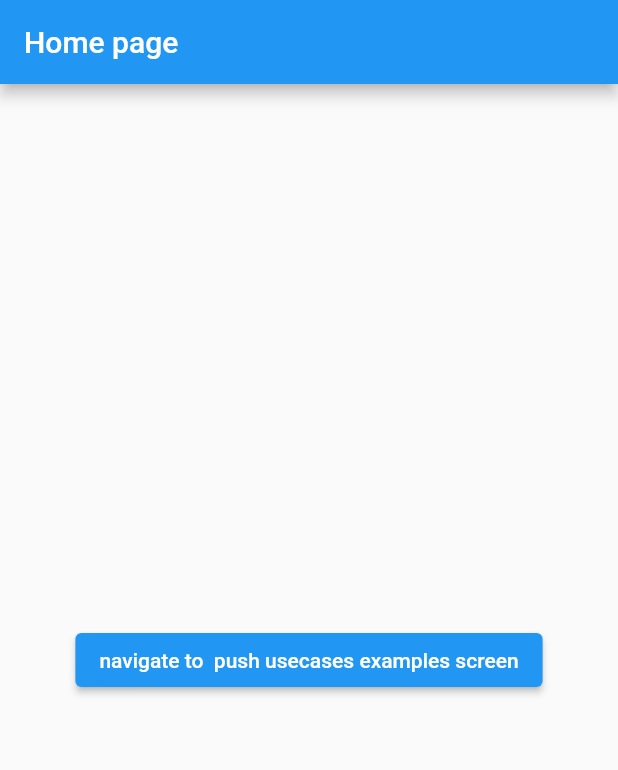
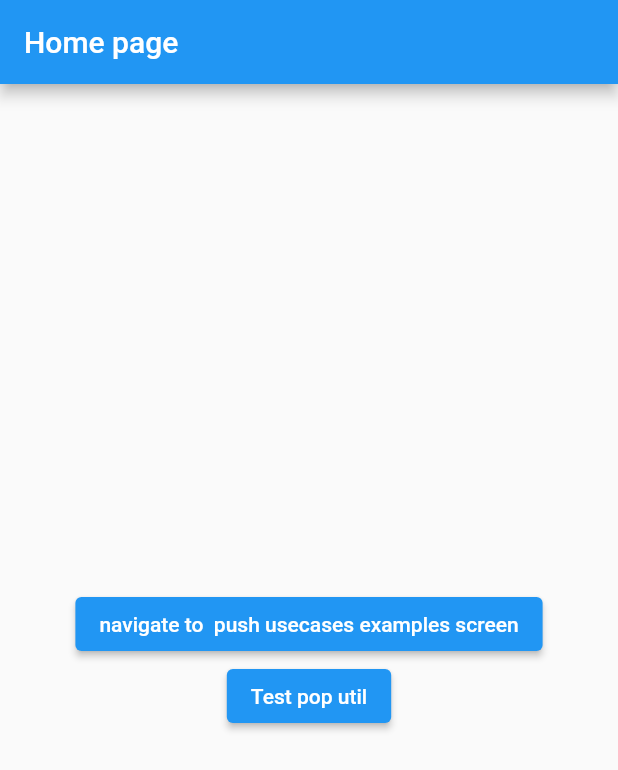
Before and after one commit to naco-src/go_router_example, a Flutter app: the screen it shows after launch, on a phone screen of 412 x 824 dp. Shown: the top 770 px of the screen. Run offline on Flutter 3.47's test engine with Material 2 defaults, Android fonts, the phone set to English and light mode, and no system bars; our stand-ins replace go_router.

Commit message:
handle pop | pop util | pop util first

```diff
--- a/lib/main.dart
+++ b/lib/main.dart
@@ -1,5 +1,6 @@
 import 'package:flutter/material.dart';
 import 'package:go_router/go_router.dart';
+import 'package:go_router_example/test_pop_util.dart';
 
 void main() {
   runApp(const MyApp());
@@ -34,7 +35,14 @@ class MyHomePage extends StatelessWidget {
           child: Column(
             mainAxisAlignment: MainAxisAlignment.center,
             children: <Widget>[
-              ElevatedButton(onPressed: () {}, child: Text('navigate to  push usecases examples screen')),
+              ElevatedButton(
+                  onPressed: () {},
+                  child: Text('navigate to  push usecases examples screen')),
+              ElevatedButton(
+                  onPressed: () {
+                    context.push('/test_pop_util');
+                  },
+                  child: Text('Test pop util')),
             ],
           ),
         ),
@@ -44,11 +52,30 @@ class MyHomePage extends StatelessWidget {
 }
 
 final GoRouter _router = GoRouter(
+  debugLogDiagnostics: true,
   routes: <GoRoute>[
     GoRoute(
       path: '/',
       builder: (BuildContext context, GoRouterState state) =>
           const MyHomePage(),
     ),
+    GoRoute(
+      name: 'test_pop_util',
+      path: '/test_pop_util',
+      builder: (context, state) => const TestPopUtil(),
+    ),
+    GoRoute(
+      name: "page2",
+      path: '/page2',
+      builder: (context, state) => const SecondPage(),
+    ),
+    GoRoute(
+      path: '/page3',
+      builder: (context, state) => const ThirdPage(),
+    ),
+    GoRoute(
+      path: '/page4',
+      builder: (context, state) => const Page4(),
+    ),
   ],
 );
```
Also changed, not shown: lib/test_pop_util.dart (added, +108 -0 lines).
